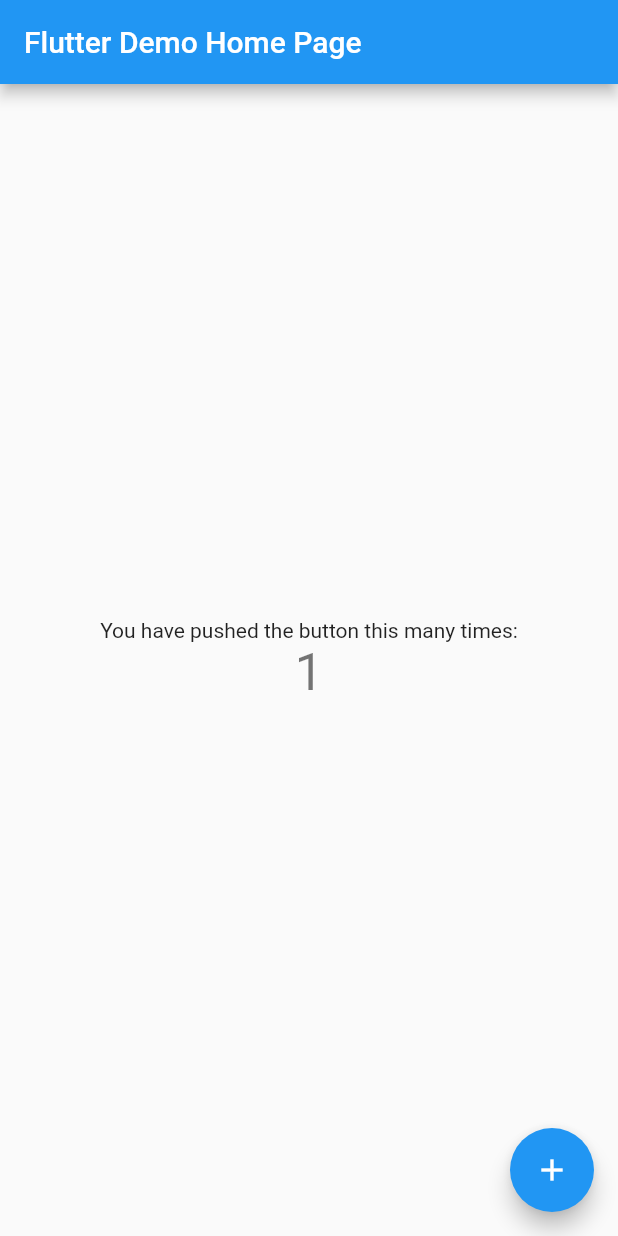
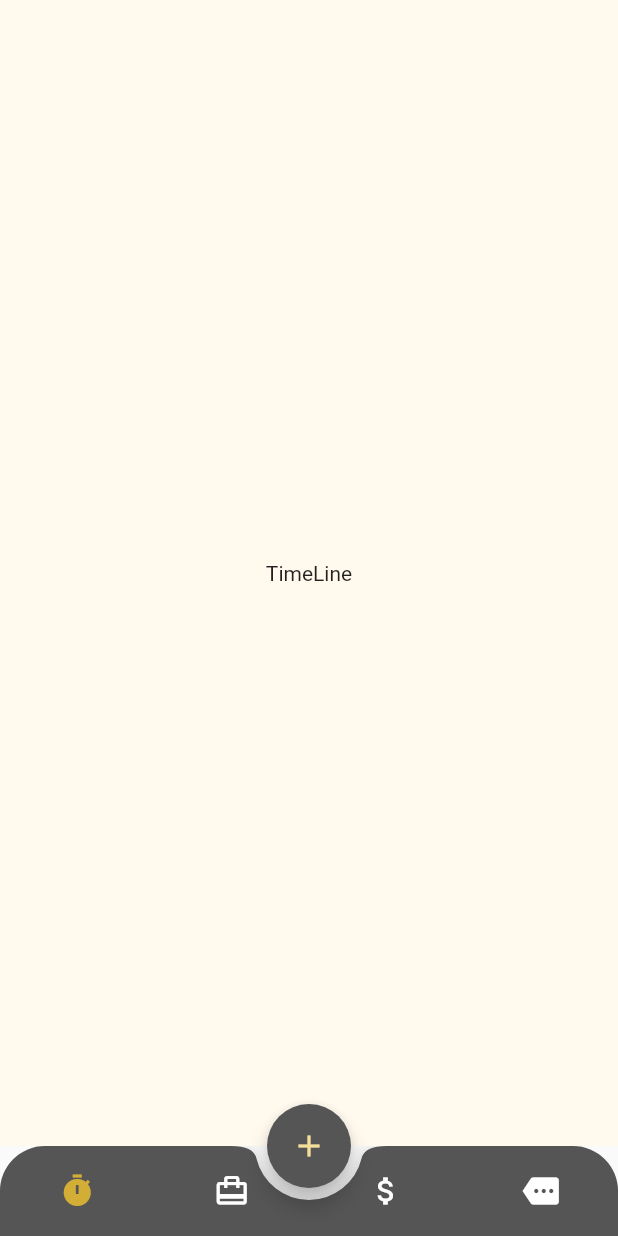
Before and after one commit to GGolfz/Setthi, a Flutter app: the screen it shows after launch, after a tap on the "add" icon, on a phone screen of 412 x 824 dp. Run offline on Flutter 3.47's test engine with Material 2 defaults, Android fonts, the phone set to English and light mode, and no system bars.

Commit message:
[ADD] BottomBar

```diff
--- /dev/null
+++ b/lib/components/TimeLine.dart
@@ -0,0 +1,13 @@
+import 'package:flutter/material.dart';
+
+class TimeLine extends StatelessWidget {
+  @override
+  Widget build(BuildContext context) {
+    return Scaffold(
+      backgroundColor: Color(0xFFFFF9EE),
+      body: Center(
+        child: Text('TimeLine'),
+      ),
+    );
+  }
+}
--- /dev/null
+++ b/lib/components/budget.dart
@@ -0,0 +1,13 @@
+import 'package:flutter/material.dart';
+
+class Budget extends StatelessWidget {
+  @override
+  Widget build(BuildContext context) {
+    return Scaffold(backgroundColor: Color(0xFFFFF9EE),
+
+      body: Center(
+        child: Text('Budget'),
+      ),
+    );
+  }
+}
--- /dev/null
+++ b/lib/components/more.dart
@@ -0,0 +1,13 @@
+import 'package:flutter/material.dart';
+
+class More extends StatelessWidget {
+  @override
+  Widget build(BuildContext context) {
+    return Scaffold(
+      backgroundColor: Color(0xFFFFF9EE),
+      body: Center(
+        child: Text('More'),
+      ),
+    );
+  }
+}
--- /dev/null
+++ b/lib/components/wallet.dart
@@ -0,0 +1,13 @@
+import 'package:flutter/material.dart';
+
+class Wallet extends StatelessWidget {
+  @override
+  Widget build(BuildContext context) {
+    return Scaffold(
+      backgroundColor: Color(0xFFFFF9EE),
+      body: Center(
+        child: Text('Wallet'),
+      ),
+    );
+  }
+}
--- /dev/null
+++ b/lib/home.dart
@@ -0,0 +1,106 @@
+import 'package:flutter/material.dart';
+import './components/wallet.dart';
+import 'components/TimeLine.dart';
+import 'components/more.dart';
+import 'components/budget.dart';
+
+class Home extends StatefulWidget {
+  @override
+  _HomeState createState() => _HomeState();
+}
+
+const iconColor = Color(0xFFD3AE36);
+
+class _HomeState extends State<Home> {
+  int currentTab = 0;
+  final List<Widget> screen = [
+    TimeLine(),
+    Budget(),
+    More(),
+    Wallet(),
+  ];
+  Widget _builderIcon(Widget page, Icon icon, int currentab) {
+    return Row(
+      children: [
+        MaterialButton(
+          minWidth: 50,
+          onPressed: () {
+            setState(() {
+              currentScreen = page;
+              currentTab = currentab;
+            });
+          },
+          child: Column(
+            mainAxisAlignment: MainAxisAlignment.center,
+            children: [icon],
+          ),
+        ),
+      ],
+    );
+  }
+
+  Widget currentScreen = TimeLine();
+
+  @override
+  Widget build(BuildContext context) {
+    return Scaffold(
+      body: Container(
+        child: currentScreen,
+      ),
+      floatingActionButton: FloatingActionButton(
+        child: Icon(
+          Icons.add,
+          color: Color(0xFFF4DF99),
+        ),
+        backgroundColor: Color(0xFF555555),
+        onPressed: () {},
+      ),
+      floatingActionButtonLocation: FloatingActionButtonLocation.centerDocked,
+      bottomNavigationBar: ClipRRect(
+        borderRadius: BorderRadius.only(
+          topLeft: Radius.circular(30.0),
+          topRight: Radius.circular(30.0),
+        ),
+        child: BottomAppBar(
+          notchMargin: 8.0,
+          color: Color(0xFF555555),
+          shape: CircularNotchedRectangle(),
+          child: Container(
+            height: 60,
+            child: Row(
+              mainAxisAlignment: MainAxisAlignment.spaceAround,
+              children: [
+                _builderIcon(
+                    TimeLine(),
+                    Icon(
+                      Icons.timer,
+                      color: currentTab == 0 ? iconColor : Colors.white,
+                    ),
+                    0),
+                _builderIcon(
+                    Wallet(),
+                    Icon(
+                      Icons.wallet_travel,
+                      color: currentTab == 1 ? iconColor : Colors.white,
+                    ),
+                    1),
+                _builderIcon(
+                    Budget(),
+                    Icon(
+                      Icons.attach_money,
+                      color: currentTab == 2 ? iconColor : Colors.white,
+                    ),
+                    2),
+                _builderIcon(
+                    More(),
+                    Icon(Icons.more,
+                        color: currentTab == 3 ? iconColor : Colors.white),
+                    3)
+              ],
+            ),
+          ),
+        ),
+      ),
+    );
+  }
+}
--- a/lib/main.dart
+++ b/lib/main.dart
@@ -1,113 +1,12 @@
 import 'package:flutter/material.dart';
-
-void main() {
-  runApp(MyApp());
-}
-
+import './home.dart';
+void main() => runApp(MyApp());
  class MyApp extends StatelessWidget {
-  // This widget is the root of your application.
    @override
    Widget build(BuildContext context) {
      return MaterialApp(
-      title: 'Flutter Demo',
-      theme: ThemeData(
-        // This is the theme of your application.
-        //
-        // Try running your application with "flutter run". You'll see the
-        // application has a blue toolbar. Then, without quitting the app, try
-        // changing the primarySwatch below to Colors.green and then invoke
-        // "hot reload" (press "r" in the console where you ran "flutter run",
-        // or simply save your changes to "hot reload" in a Flutter IDE).
-        // Notice that the counter didn't reset back to zero; the application
-        // is not restarted.
-        primarySwatch: Colors.blue,
-      ),
-      home: MyHomePage(title: 'Flutter Demo Home Page'),
+       home: Home(),
+
      );
    }
  }
-
-class MyHomePage extends StatefulWidget {
-  MyHomePage({Key key, this.title}) : super(key: key);
-
-  // This widget is the home page of your application. It is stateful, meaning
-  // that it has a State object (defined below) that contains fields that affect
-  // how it looks.
-
-  // This class is the configuration for the state. It holds the values (in this
-  // case the title) provided by the parent (in this case the App widget) and
-  // used by the build method of the State. Fields in a Widget subclass are
-  // always marked "final".
-
-  final String title;
-
-  @override
-  _MyHomePageState createState() => _MyHomePageState();
-}
-
-class _MyHomePageState extends State<MyHomePage> {
-  int _counter = 0;
-
-  void _incrementCounter() {
-    setState(() {
-      // This call to setState tells the Flutter framework that something has
-      // changed in this State, which causes it to rerun the build method below
-      // so that the display can reflect the updated values. If we changed
-      // _counter without calling setState(), then the build method would not be
-      // called again, and so nothing would appear to happen.
-      _counter++;
-    });
-  }
-
-  @override
-  Widget build(BuildContext context) {
-    // This method is rerun every time setState is called, for instance as done
-    // by the _incrementCounter method above.
-    //
-    // The Flutter framework has been optimized to make rerunning build methods
-    // fast, so that you can just rebuild anything that needs updating rather
-    // than having to individually change instances of widgets.
-    return Scaffold(
-      appBar: AppBar(
-        // Here we take the value from the MyHomePage object that was created by
-        // the App.build method, and use it to set our appbar title.
-        title: Text(widget.title),
-      ),
-      body: Center(
-        // Center is a layout widget. It takes a single child and positions it
-        // in the middle of the parent.
-        child: Column(
-          // Column is also a layout widget. It takes a list of children and
-          // arranges them vertically. By default, it sizes itself to fit its
-          // children horizontally, and tries to be as tall as its parent.
-          //
-          // Invoke "debug painting" (press "p" in the console, choose the
-          // "Toggle Debug Paint" action from the Flutter Inspector in Android
-          // Studio, or the "Toggle Debug Paint" command in Visual Studio Code)
-          // to see the wireframe for each widget.
-          //
-          // Column has various properties to control how it sizes itself and
-          // how it positions its children. Here we use mainAxisAlignment to
-          // center the children vertically; the main axis here is the vertical
-          // axis because Columns are vertical (the cross axis would be
-          // horizontal).
-          mainAxisAlignment: MainAxisAlignment.center,
-          children: <Widget>[
-            Text(
-              'You have pushed the button this many times:',
-            ),
-            Text(
-              '$_counter',
-              style: Theme.of(context).textTheme.headline4,
-            ),
-          ],
-        ),
-      ),
-      floatingActionButton: FloatingActionButton(
-        onPressed: _incrementCounter,
-        tooltip: 'Increment',
-        child: Icon(Icons.add),
-      ), // This trailing comma makes auto-formatting nicer for build methods.
-    );
-  }
-}
```
Lines whose indentation alone changed are shown as unchanged.
